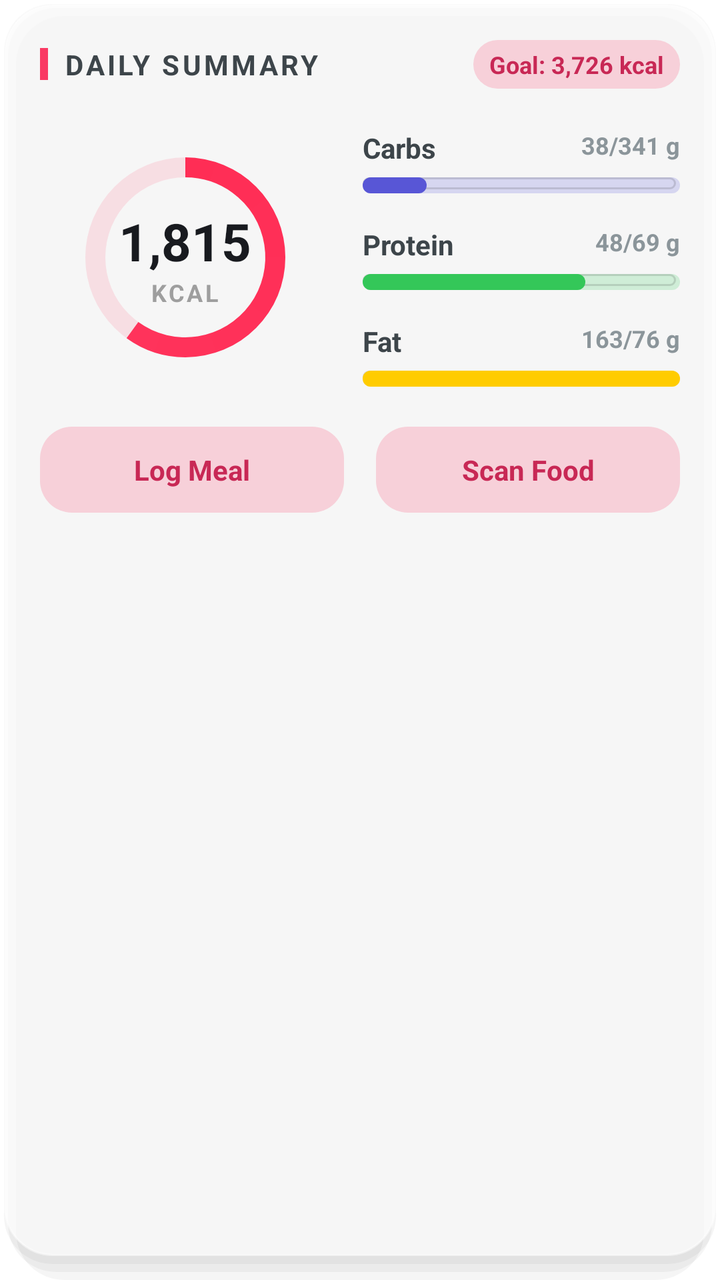
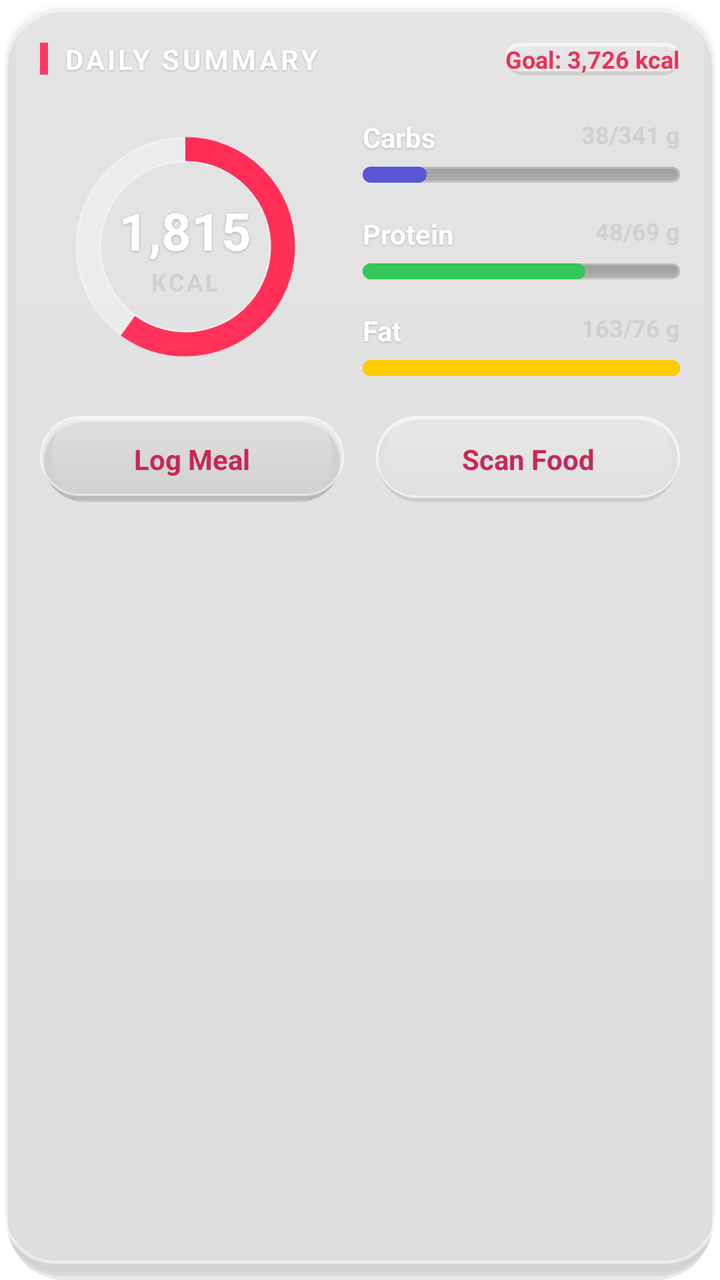

An Android layout rendered at two revisions. The XML below is the earlier revision; the diff shows what the commit changed to produce the second picture.
<!-- AndroidManifest.xml: fallback theme Theme.MaterialComponents.DayNight.NoActionBar -->
<!-- res/layout/widget_layout_large.xml -->
<?xml version="1.0" encoding="utf-8"?>
<RelativeLayout xmlns:android="http://schemas.android.com/apk/res/android"
    android:layout_width="match_parent"
    android:layout_height="match_parent"
    android:background="@drawable/widget_bg_skeuomorphic"
    android:padding="20dp">

    
    <RelativeLayout
        android:id="@+id/header_layout"
        android:layout_width="match_parent"
        android:layout_height="wrap_content">

        <LinearLayout
            android:layout_width="wrap_content"
            android:layout_height="wrap_content"
            android:layout_centerVertical="true"
            android:layout_alignParentStart="true"
            android:orientation="horizontal"
            android:gravity="center_vertical">

            <FrameLayout
                android:layout_width="4dp"
                android:layout_height="16dp"
                android:background="#FA3964" />

            <TextView
                android:layout_width="wrap_content"
                android:layout_height="wrap_content"
                android:layout_marginStart="8dp"
                android:text="DAILY SUMMARY"
                android:textColor="#3D454A"
                android:textSize="14sp"
                android:textStyle="bold"
                android:letterSpacing="0.1" />
        </LinearLayout>

        <TextView
            android:id="@+id/tv_goal"
            android:layout_width="wrap_content"
            android:layout_height="wrap_content"
            android:layout_alignParentEnd="true"
            android:layout_centerVertical="true"
            android:background="@drawable/bg_pill"
            android:text="Goal: 3,726 kcal"
            android:textColor="#C82855"
            android:textSize="12sp"
            android:textStyle="bold" />
    </RelativeLayout>

    
    <LinearLayout
        android:id="@+id/ll_body"
        android:layout_width="match_parent"
        android:layout_height="wrap_content"
        android:layout_below="@id/header_layout"
        android:layout_marginTop="20dp"
        android:baselineAligned="false"
        android:orientation="horizontal">

        
        <RelativeLayout
            android:layout_width="0dp"
            android:layout_height="match_parent"
            android:layout_weight="1"
            android:gravity="center">

            <ProgressBar
                android:id="@+id/pb_calories"
                style="?android:attr/progressBarStyleHorizontal"
                android:layout_width="120dp"
                android:layout_height="120dp"
                android:indeterminate="false"
                android:max="100"
                android:progress="60"
                android:progressDrawable="@drawable/pb_cal"
                android:layout_centerInParent="true" />

            <LinearLayout
                android:layout_width="wrap_content"
                android:layout_height="wrap_content"
                android:layout_centerInParent="true"
                android:gravity="center"
                android:orientation="vertical">

                <TextView
                    android:id="@+id/tv_cal_consumed"
                    android:layout_width="wrap_content"
                    android:layout_height="wrap_content"
                    android:text="1,815"
                    android:textColor="#181A1F"
                    android:textSize="26sp"
                    android:textStyle="bold" />

                <TextView
                    android:layout_width="wrap_content"
                    android:layout_height="wrap_content"
                    android:text="KCAL"
                    android:textColor="#9E9E9E"
                    android:textSize="12sp"
                    android:textStyle="bold"
                    android:letterSpacing="0.1" />
            </LinearLayout>
        </RelativeLayout>

        
        <LinearLayout
            android:layout_width="0dp"
            android:layout_height="match_parent"
            android:layout_weight="1.2"
            android:gravity="center_vertical"
            android:orientation="vertical"
            android:paddingStart="16dp">

            
            <RelativeLayout
                android:layout_width="match_parent"
                android:layout_height="wrap_content"
                android:layout_marginBottom="16dp">

                <TextView
                    android:layout_width="wrap_content"
                    android:layout_height="wrap_content"
                    android:layout_alignParentStart="true"
                    android:text="Carbs"
                    android:textColor="#3D454A"
                    android:textSize="14sp"
                    android:textStyle="bold" />

                <TextView
                    android:id="@+id/tv_carbs"
                    android:layout_width="wrap_content"
                    android:layout_height="wrap_content"
                    android:layout_alignParentEnd="true"
                    android:text="38/341 g"
                    android:textColor="#8B959A"
                    android:textSize="12sp"
                    android:textStyle="bold" />

                <ProgressBar
                    android:id="@+id/pb_carbs_bar"
                    style="?android:attr/progressBarStyleHorizontal"
                    android:layout_width="match_parent"
                    android:layout_height="8dp"
                    android:layout_below="@+id/tv_carbs"
                    android:layout_marginTop="8dp"
                    android:indeterminate="false"
                    android:max="100"
                    android:progress="20"
                    android:progressDrawable="@drawable/pb_carbs" />
            </RelativeLayout>

            
            <RelativeLayout
                android:layout_width="match_parent"
                android:layout_height="wrap_content"
                android:layout_marginBottom="16dp">

                <TextView
                    android:layout_width="wrap_content"
                    android:layout_height="wrap_content"
                    android:layout_alignParentStart="true"
                    android:text="Protein"
                    android:textColor="#3D454A"
                    android:textSize="14sp"
                    android:textStyle="bold" />

                <TextView
                    android:id="@+id/tv_protein"
                    android:layout_width="wrap_content"
                    android:layout_height="wrap_content"
                    android:layout_alignParentEnd="true"
                    android:text="48/69 g"
                    android:textColor="#8B959A"
                    android:textSize="12sp"
                    android:textStyle="bold" />

                <ProgressBar
                    android:id="@+id/pb_protein_bar"
                    style="?android:attr/progressBarStyleHorizontal"
                    android:layout_width="match_parent"
                    android:layout_height="8dp"
                    android:layout_below="@+id/tv_protein"
                    android:layout_marginTop="8dp"
                    android:indeterminate="false"
                    android:max="100"
                    android:progress="70"
                    android:progressDrawable="@drawable/pb_protein" />
            </RelativeLayout>

            
            <RelativeLayout
                android:layout_width="match_parent"
                android:layout_height="wrap_content">

                <TextView
                    android:layout_width="wrap_content"
                    android:layout_height="wrap_content"
                    android:layout_alignParentStart="true"
                    android:text="Fat"
                    android:textColor="#3D454A"
                    android:textSize="14sp"
                    android:textStyle="bold" />

                <TextView
                    android:id="@+id/tv_fat"
                    android:layout_width="wrap_content"
                    android:layout_height="wrap_content"
                    android:layout_alignParentEnd="true"
                    android:text="163/76 g"
                    android:textColor="#8B959A"
                    android:textSize="12sp"
                    android:textStyle="bold" />

                <ProgressBar
                    android:id="@+id/pb_fat_bar"
                    style="?android:attr/progressBarStyleHorizontal"
                    android:layout_width="match_parent"
                    android:layout_height="8dp"
                    android:layout_below="@+id/tv_fat"
                    android:layout_marginTop="8dp"
                    android:indeterminate="false"
                    android:max="100"
                    android:progress="100"
                    android:progressDrawable="@drawable/pb_fat" />
            </RelativeLayout>

        </LinearLayout>
    </LinearLayout>

    
    <LinearLayout
        android:id="@+id/ll_actions"
        android:layout_width="match_parent"
        android:layout_height="wrap_content"
        android:layout_below="@+id/ll_body"
        android:layout_marginTop="20dp"
        android:orientation="horizontal"
        android:weightSum="2">

        <TextView
            android:id="@+id/btn_log_meal"
            android:layout_width="0dp"
            android:layout_height="wrap_content"
            android:layout_weight="1"
            android:background="@drawable/bg_pill"
            android:gravity="center"
            android:padding="12dp"
            android:text="Log Meal"
            android:textColor="#C82855"
            android:textSize="14sp"
            android:textStyle="bold"
            android:layout_marginEnd="8dp" />

        <TextView
            android:id="@+id/btn_scan"
            android:layout_width="0dp"
            android:layout_height="wrap_content"
            android:layout_weight="1"
            android:background="@drawable/bg_pill"
            android:gravity="center"
            android:padding="12dp"
            android:text="Scan Food"
            android:textColor="#C82855"
            android:textSize="14sp"
            android:textStyle="bold"
            android:layout_marginStart="8dp" />
    </LinearLayout>
</RelativeLayout>
<!-- resources referenced by this layout -->
<resources>
  <!-- drawable bg_pill (drawable) -->
  <?xml version="1.0" encoding="utf-8"?>
  <shape xmlns:android="http://schemas.android.com/apk/res/android"
      android:shape="rectangle">
      <solid android:color="#33FA3964" />
      <corners android:radius="16dp" />
      <padding android:left="8dp" android:top="4dp" android:right="8dp" android:bottom="4dp" />
  </shape>
  <!-- drawable pb_cal (drawable) -->
  <?xml version="1.0" encoding="utf-8"?>
  <layer-list xmlns:android="http://schemas.android.com/apk/res/android">
      <item android:id="@android:id/background">
          <shape
              android:shape="ring"
              android:innerRadiusRatio="3"
              android:thicknessRatio="12"
              android:useLevel="false">
              <solid android:color="#20FA3964" />
          </shape>
      </item>
      <item android:id="@android:id/progress">
          <rotate
              android:fromDegrees="270"
              android:toDegrees="270">
              <shape
                  android:shape="ring"
                  android:innerRadiusRatio="3"
                  android:thicknessRatio="12"
                  android:useLevel="true">
                  <gradient
                      android:startColor="#FF2D55"
                      android:endColor="#FF375F"
                      android:type="sweep" />
              </shape>
          </rotate>
      </item>
  </layer-list>
  <!-- drawable pb_carbs (drawable) -->
  <?xml version="1.0" encoding="utf-8"?>
  <layer-list xmlns:android="http://schemas.android.com/apk/res/android">
      
      <item>
          <shape>
              <corners android:radius="4dp"/>
              <solid android:color="#335856D6"/> 
          </shape>
      </item>
      
      <item android:bottom="2dp" android:right="2dp">
          <shape>
              <corners android:radius="4dp"/>
              <stroke android:width="1dp" android:color="#20000000"/>
          </shape>
      </item>
      
      
      <item android:id="@android:id/progress">
          <scale android:scaleWidth="100%">
              <shape>
                  <corners android:radius="4dp" />
                  <solid android:color="#5856D6" /> 
              </shape>
          </scale>
      </item>
  </layer-list>
  <!-- drawable pb_fat (drawable) -->
  <?xml version="1.0" encoding="utf-8"?>
  <layer-list xmlns:android="http://schemas.android.com/apk/res/android">
      
      <item>
          <shape>
              <corners android:radius="4dp"/>
              <solid android:color="#33FFCC00"/> 
          </shape>
      </item>
      
      <item android:bottom="2dp" android:right="2dp">
          <shape>
              <corners android:radius="4dp"/>
              <stroke android:width="1dp" android:color="#20000000"/>
          </shape>
      </item>
      
      
      <item android:id="@android:id/progress">
          <scale android:scaleWidth="100%">
              <shape>
                  <corners android:radius="4dp" />
                  <solid android:color="#FFCC00" />
              </shape>
          </scale>
      </item>
  </layer-list>
  <!-- drawable pb_protein (drawable) -->
  <?xml version="1.0" encoding="utf-8"?>
  <layer-list xmlns:android="http://schemas.android.com/apk/res/android">
      
      <item>
          <shape>
              <corners android:radius="4dp"/>
              <solid android:color="#3334C759"/> 
          </shape>
      </item>
      
      <item android:bottom="2dp" android:right="2dp">
          <shape>
              <corners android:radius="4dp"/>
              <stroke android:width="1dp" android:color="#20000000"/>
          </shape>
      </item>
      
      
      <item android:id="@android:id/progress">
          <scale android:scaleWidth="100%">
              <shape>
                  <corners android:radius="4dp" />
                  <solid android:color="#34C759" />
              </shape>
          </scale>
      </item>
  </layer-list>
  <!-- drawable widget_bg_skeuomorphic (drawable) -->
  <?xml version="1.0" encoding="utf-8"?>
  <layer-list xmlns:android="http://schemas.android.com/apk/res/android">
      
      <item android:top="2dp" android:left="2dp" android:right="2dp" android:bottom="8dp">
          <shape><corners android:radius="24dp"/><solid android:color="#0A000000"/></shape>
      </item>
      <item android:top="4dp" android:left="4dp" android:right="4dp" android:bottom="4dp">
          <shape><corners android:radius="24dp"/><solid android:color="#0A000000"/></shape>
      </item>
      <item android:top="8dp" android:left="8dp" android:right="8dp" android:bottom="0dp">
          <shape><corners android:radius="24dp"/><solid android:color="#0A000000"/></shape>
      </item>
      
      
      <item android:bottom="12dp" android:left="2dp" android:right="2dp" android:top="2dp">
          <shape android:shape="rectangle">
              <corners android:radius="24dp" />
              
              <solid android:color="#B3FFFFFF" />
              
              <stroke android:width="1dp" android:color="#80FFFFFF" />
          </shape>
      </item>
  </layer-list>
</resources>

<!-- the commit's change to res/layout/widget_layout_large.xml (unified diff, before → after) -->
@@ -29,10 +29,14 @@
                 android:layout_height="wrap_content"
                 android:layout_marginStart="8dp"
                 android:text="DAILY SUMMARY"
-                android:textColor="#3D454A"
+                android:textColor="#FFFFFF"
                 android:textSize="14sp"
                 android:textStyle="bold"
-                android:letterSpacing="0.1" />
+                android:letterSpacing="0.1"
+                android:shadowColor="#40000000"
+                android:shadowDx="0"
+                android:shadowDy="1"
+                android:shadowRadius="2" />
         </LinearLayout>
 
         <TextView
@@ -43,7 +47,7 @@
             android:layout_centerVertical="true"
             android:background="@drawable/bg_pill"
             android:text="Goal: 3,726 kcal"
-            android:textColor="#C82855"
+            android:textColor="#E8335A"
             android:textSize="12sp"
             android:textStyle="bold" />
     </RelativeLayout>
@@ -88,7 +92,11 @@
                     android:layout_width="wrap_content"
                     android:layout_height="wrap_content"
                     android:text="1,815"
-                    android:textColor="#181A1F"
+                    android:textColor="#FFFFFF"
+                    android:shadowColor="#40000000"
+                    android:shadowDx="0"
+                    android:shadowDy="1"
+                    android:shadowRadius="3"
                     android:textSize="26sp"
                     android:textStyle="bold" />
 
@@ -96,7 +104,7 @@
                     android:layout_width="wrap_content"
                     android:layout_height="wrap_content"
                     android:text="KCAL"
-                    android:textColor="#9E9E9E"
+                    android:textColor="#D0D0D0"
                     android:textSize="12sp"
                     android:textStyle="bold"
                     android:letterSpacing="0.1" />
@@ -123,7 +131,11 @@
                     android:layout_height="wrap_content"
                     android:layout_alignParentStart="true"
                     android:text="Carbs"
-                    android:textColor="#3D454A"
+                    android:textColor="#FFFFFF"
+                    android:shadowColor="#40000000"
+                    android:shadowDx="0"
+                    android:shadowDy="1"
+                    android:shadowRadius="2"
                     android:textSize="14sp"
                     android:textStyle="bold" />
 
@@ -133,7 +145,7 @@
                     android:layout_height="wrap_content"
                     android:layout_alignParentEnd="true"
                     android:text="38/341 g"
-                    android:textColor="#8B959A"
+                    android:textColor="#D0D0D0"
                     android:textSize="12sp"
                     android:textStyle="bold" />
 
@@ -161,7 +173,11 @@
                     android:layout_height="wrap_content"
                     android:layout_alignParentStart="true"
                     android:text="Protein"
-                    android:textColor="#3D454A"
+                    android:textColor="#FFFFFF"
+                    android:shadowColor="#40000000"
+                    android:shadowDx="0"
+                    android:shadowDy="1"
+                    android:shadowRadius="2"
                     android:textSize="14sp"
                     android:textStyle="bold" />
 
@@ -171,7 +187,7 @@
                     android:layout_height="wrap_content"
                     android:layout_alignParentEnd="true"
                     android:text="48/69 g"
-                    android:textColor="#8B959A"
+                    android:textColor="#D0D0D0"
                     android:textSize="12sp"
                     android:textStyle="bold" />
 
@@ -198,7 +214,11 @@
                     android:layout_height="wrap_content"
                     android:layout_alignParentStart="true"
                     android:text="Fat"
-                    android:textColor="#3D454A"
+                    android:textColor="#FFFFFF"
+                    android:shadowColor="#40000000"
+                    android:shadowDx="0"
+                    android:shadowDy="1"
+                    android:shadowRadius="2"
                     android:textSize="14sp"
                     android:textStyle="bold" />
 
@@ -208,7 +228,7 @@
                     android:layout_height="wrap_content"
                     android:layout_alignParentEnd="true"
                     android:text="163/76 g"
-                    android:textColor="#8B959A"
+                    android:textColor="#D0D0D0"
                     android:textSize="12sp"
                     android:textStyle="bold" />
 
@@ -243,7 +263,7 @@
             android:layout_width="0dp"
             android:layout_height="wrap_content"
             android:layout_weight="1"
-            android:background="@drawable/bg_pill"
+            android:background="@drawable/bg_button_glass"
             android:gravity="center"
             android:padding="12dp"
             android:text="Log Meal"
<!-- resource entries referenced after the edit -->
@@ -1,33 +1,97 @@
 <!-- resources referenced by this layout -->
 <resources>
+  <!-- drawable bg_button_glass (drawable) -->
+  <?xml version="1.0" encoding="utf-8"?>
+  <layer-list xmlns:android="http://schemas.android.com/apk/res/android">
+      
+      <item android:top="3dp" android:left="2dp" android:right="2dp" android:bottom="0dp">
+          <shape android:shape="rectangle">
+              <corners android:radius="20dp" />
+              <solid android:color="#20000000" />
+          </shape>
+      </item>
+      <item android:top="2dp" android:left="1dp" android:right="1dp" android:bottom="1dp">
+          <shape android:shape="rectangle">
+              <corners android:radius="20dp" />
+              <solid android:color="#10000000" />
+          </shape>
+      </item>
+      
+      
+      <item android:bottom="3dp">
+          <shape android:shape="rectangle">
+              <corners android:radius="20dp" />
+              <solid android:color="#55FFFFFF" />
+              <stroke android:width="1dp" android:color="#88FFFFFF" />
+          </shape>
+      </item>
+  
+      
+      <item android:bottom="3dp" android:left="6dp" android:right="6dp" android:top="0dp">
+          <shape android:shape="rectangle">
+              <corners android:radius="18dp" />
+              <gradient
+                  android:startColor="#50FFFFFF"
+                  android:endColor="#00FFFFFF"
+                  android:angle="270" />
+          </shape>
+      </item>
+  </layer-list>
   <!-- drawable bg_pill (drawable) -->
   <?xml version="1.0" encoding="utf-8"?>
-  <shape xmlns:android="http://schemas.android.com/apk/res/android"
-      android:shape="rectangle">
-      <solid android:color="#33FA3964" />
-      <corners android:radius="16dp" />
-      <padding android:left="8dp" android:top="4dp" android:right="8dp" android:bottom="4dp" />
-  </shape>
+  <layer-list xmlns:android="http://schemas.android.com/apk/res/android">
+      
+      <item android:top="2dp" android:left="1dp" android:right="1dp" android:bottom="0dp">
+          <shape android:shape="rectangle">
+              <corners android:radius="20dp" />
+              <solid android:color="#18000000" />
+          </shape>
+      </item>
+      
+      
+      <item android:bottom="2dp">
+          <shape android:shape="rectangle">
+              <corners android:radius="20dp" />
+              <solid android:color="#60FFFFFF" />
+              <stroke android:width="1dp" android:color="#90FFFFFF" />
+          </shape>
+      </item>
+      
+      
+      <item android:bottom="2dp" android:left="4dp" android:right="4dp" android:top="0dp">
+          <shape android:shape="rectangle">
+              <corners android:radius="18dp" />
+              <gradient
+                  android:startColor="#40FFFFFF"
+                  android:endColor="#00FFFFFF"
+                  android:angle="270" />
+          </shape>
+      </item>
+  </layer-list>
   <!-- drawable pb_cal (drawable) -->
   <?xml version="1.0" encoding="utf-8"?>
   <layer-list xmlns:android="http://schemas.android.com/apk/res/android">
+      
       <item android:id="@android:id/background">
           <shape
               android:shape="ring"
-              android:innerRadiusRatio="3"
-              android:thicknessRatio="12"
+              android:innerRadiusRatio="2.8"
+              android:thicknessRatio="10"
               android:useLevel="false">
-              <solid android:color="#20FA3964" />
-          </shape>
-      </item>
+              
+              <solid android:color="#50FFFFFF" />
+              <stroke android:width="1dp" android:color="#60FFFFFF" />
+          </shape>
+      </item>
+      
       <item android:id="@android:id/progress">
           <rotate
               android:fromDegrees="270"
               android:toDegrees="270">
               <shape
                   android:shape="ring"
-                  android:innerRadiusRatio="3"
-                  android:thicknessRatio="12"
+                  android:innerRadiusRatio="2.8"
+                  android:thicknessRatio="10"
                   android:useLevel="true">
                   <gradient
                       android:startColor="#FF2D55"
@@ -41,108 +105,116 @@
   <?xml version="1.0" encoding="utf-8"?>
   <layer-list xmlns:android="http://schemas.android.com/apk/res/android">
       
+      <item android:id="@android:id/background"
+          android:drawable="@drawable/progress_bg_inset" />
+      
+      
+      <item android:id="@android:id/progress">
+          <scale android:scaleWidth="100%">
+              <shape>
+                  <corners android:radius="6dp" />
+                  <solid android:color="#5856D6" />
+              </shape>
+          </scale>
+      </item>
+  </layer-list>
+  <!-- drawable pb_fat (drawable) -->
+  <?xml version="1.0" encoding="utf-8"?>
+  <layer-list xmlns:android="http://schemas.android.com/apk/res/android">
+      
+      <item android:id="@android:id/background"
+          android:drawable="@drawable/progress_bg_inset" />
+      
+      
+      <item android:id="@android:id/progress">
+          <scale android:scaleWidth="100%">
+              <shape>
+                  <corners android:radius="6dp" />
+                  <solid android:color="#FFCC00" />
+              </shape>
+          </scale>
+      </item>
+  </layer-list>
+  <!-- drawable pb_protein (drawable) -->
+  <?xml version="1.0" encoding="utf-8"?>
+  <layer-list xmlns:android="http://schemas.android.com/apk/res/android">
+      
+      <item android:id="@android:id/background"
+          android:drawable="@drawable/progress_bg_inset" />
+      
+      
+      <item android:id="@android:id/progress">
+          <scale android:scaleWidth="100%">
+              <shape>
+                  <corners android:radius="6dp" />
+                  <solid android:color="#34C759" />
+              </shape>
+          </scale>
+      </item>
+  </layer-list>
+  <!-- drawable widget_bg_skeuomorphic (drawable) -->
+  <?xml version="1.0" encoding="utf-8"?>
+  <layer-list xmlns:android="http://schemas.android.com/apk/res/android">
+      
+      <item android:top="6dp" android:left="4dp" android:right="4dp" android:bottom="0dp">
+          <shape><corners android:radius="28dp"/><solid android:color="#18000000"/></shape>
+      </item>
+      <item android:top="4dp" android:left="3dp" android:right="3dp" android:bottom="2dp">
+          <shape><corners android:radius="28dp"/><solid android:color="#10000000"/></shape>
+      </item>
+      <item android:top="2dp" android:left="2dp" android:right="2dp" android:bottom="4dp">
+          <shape><corners android:radius="28dp"/><solid android:color="#08000000"/></shape>
+      </item>
+  
+      
+      <item android:bottom="8dp" android:left="1dp" android:right="1dp" android:top="1dp">
+          <shape android:shape="rectangle">
+              <corners android:radius="26dp" />
+              
+              <solid android:color="#40FFFFFF" />
+              
+              <stroke android:width="1.5dp" android:color="#80FFFFFF" />
+          </shape>
+      </item>
+  
+      
+      <item android:bottom="8dp" android:left="8dp" android:right="8dp" android:top="1dp">
+          <shape android:shape="rectangle">
+              <corners android:radius="24dp" />
+              <gradient
+                  android:startColor="#30FFFFFF"
+                  android:endColor="#00FFFFFF"
+                  android:angle="270" />
+          </shape>
+      </item>
+  </layer-list>
+  <!-- drawable progress_bg_inset (drawable) -->
+  <?xml version="1.0" encoding="utf-8"?>
+  <layer-list xmlns:android="http://schemas.android.com/apk/res/android">
+      
       <item>
           <shape>
-              <corners android:radius="4dp"/>
-              <solid android:color="#335856D6"/> 
-          </shape>
-      </item>
-      
-      <item android:bottom="2dp" android:right="2dp">
+              <corners android:radius="6dp"/>
+              <solid android:color="#30000000"/>
+          </shape>
+      </item>
+      
+      
+      <item android:top="1dp" android:left="1dp" android:right="1dp" android:bottom="1dp">
           <shape>
-              <corners android:radius="4dp"/>
-              <stroke android:width="1dp" android:color="#20000000"/>
-          </shape>
-      </item>
-      
-      
-      <item android:id="@android:id/progress">
-          <scale android:scaleWidth="100%">
-              <shape>
-                  <corners android:radius="4dp" />
-                  <solid android:color="#5856D6" /> 
-              </shape>
-          </scale>
-      </item>
-  </layer-list>
-  <!-- drawable pb_fat (drawable) -->
-  <?xml version="1.0" encoding="utf-8"?>
-  <layer-list xmlns:android="http://schemas.android.com/apk/res/android">
-      
-      <item>
+              <corners android:radius="5dp"/>
+              <solid android:color="#20000000"/>
+          </shape>
+      </item>
+      
+      
+      <item android:top="2dp" android:left="1dp" android:right="1dp" android:bottom="0dp">
           <shape>
-              <corners android:radius="4dp"/>
-              <solid android:color="#33FFCC00"/> 
-          </shape>
-      </item>
-      
-      <item android:bottom="2dp" android:right="2dp">
-          <shape>
-              <corners android:radius="4dp"/>
-              <stroke android:width="1dp" android:color="#20000000"/>
-          </shape>
-      </item>
-      
-      
-      <item android:id="@android:id/progress">
-          <scale android:scaleWidth="100%">
-              <shape>
-                  <corners android:radius="4dp" />
-                  <solid android:color="#FFCC00" />
-              </shape>
-          </scale>
-      </item>
-  </layer-list>
-  <!-- drawable pb_protein (drawable) -->
-  <?xml version="1.0" encoding="utf-8"?>
-  <layer-list xmlns:android="http://schemas.android.com/apk/res/android">
-      
-      <item>
-          <shape>
-              <corners android:radius="4dp"/>
-              <solid android:color="#3334C759"/> 
-          </shape>
-      </item>
-      
-      <item android:bottom="2dp" android:right="2dp">
-          <shape>
-              <corners android:radius="4dp"/>
-              <stroke android:width="1dp" android:color="#20000000"/>
-          </shape>
-      </item>
-      
-      
-      <item android:id="@android:id/progress">
-          <scale android:scaleWidth="100%">
-              <shape>
-                  <corners android:radius="4dp" />
-                  <solid android:color="#34C759" />
-              </shape>
-          </scale>
-      </item>
-  </layer-list>
-  <!-- drawable widget_bg_skeuomorphic (drawable) -->
-  <?xml version="1.0" encoding="utf-8"?>
-  <layer-list xmlns:android="http://schemas.android.com/apk/res/android">
-      
-      <item android:top="2dp" android:left="2dp" android:right="2dp" android:bottom="8dp">
-          <shape><corners android:radius="24dp"/><solid android:color="#0A000000"/></shape>
-      </item>
-      <item android:top="4dp" android:left="4dp" android:right="4dp" android:bottom="4dp">
-          <shape><corners android:radius="24dp"/><solid android:color="#0A000000"/></shape>
-      </item>
-      <item android:top="8dp" android:left="8dp" android:right="8dp" android:bottom="0dp">
-          <shape><corners android:radius="24dp"/><solid android:color="#0A000000"/></shape>
-      </item>
-      
-      
-      <item android:bottom="12dp" android:left="2dp" android:right="2dp" android:top="2dp">
-          <shape android:shape="rectangle">
-              <corners android:radius="24dp" />
-              
-              <solid android:color="#B3FFFFFF" />
-              
-              <stroke android:width="1dp" android:color="#80FFFFFF" />
+              <corners android:radius="5dp"/>
+              <gradient
+                  android:startColor="#00FFFFFF"
+                  android:endColor="#30FFFFFF"
+                  android:angle="270" />
           </shape>
       </item>
   </layer-list>
